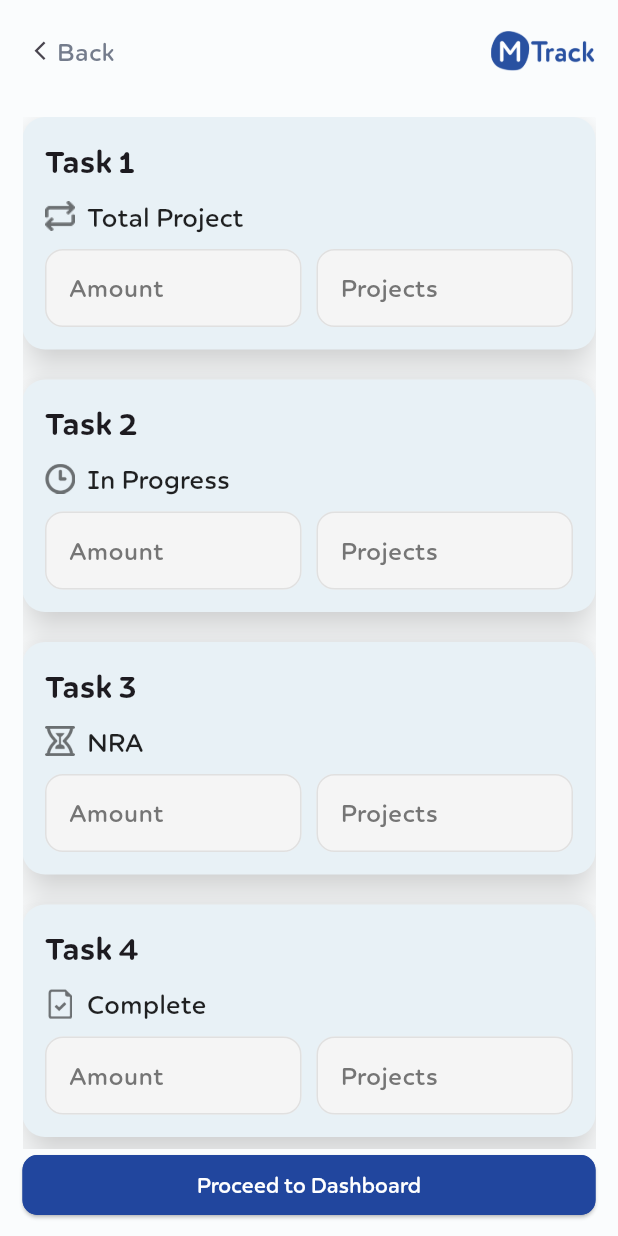
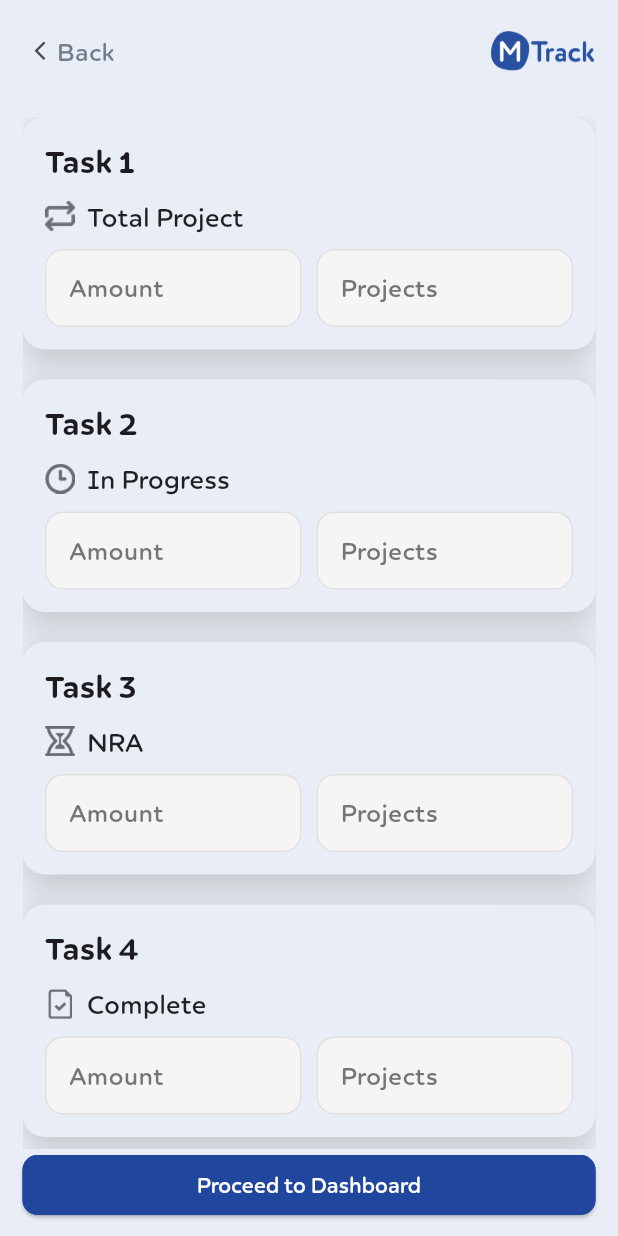
Before and after one commit to MTS-Services/Task-Management, a Flutter app: the TaskAddScreen screen opened directly, on a phone screen of 412 x 824 dp. Run offline on Flutter 3.47's test engine with Material 3 defaults, Android fonts, the phone set to English and light mode, and no system bars; our stand-ins replace date_picker_timeline, firebase_auth, firebase_core, firebase_database, fl_chart, flutter_otp_text_field and 7 more; accounts and stored records are empty; network calls fail.

```diff
--- a/lib/domain/entities/asset_path.dart
+++ b/lib/domain/entities/asset_path.dart
@@ -37,16 +37,16 @@ static const String basePathmImage ="assets/images";
 static const String basePathImage ="$basePathmImage/mLogo.png";
 
   static const String basePathList="assets/images";
-  static const String basePathListImage ="$basePathmImage/line-md_list-3 1.png";
+  static const String basePathListImage ="$basePathmImage/line-md_list-3.png";
 
   static const String basePathDocFile="assets/images";
-  static const String basePathDocFileImage ="$basePathmImage/akar-icons_file 1.png";
+  static const String basePathDocFileImage ="$basePathmImage/akar-icons_file.png";
 
   static const String basePathSend="assets/images";
-  static const String basePathSendImage ="$basePathmImage/arcticons_telegram 1.png";
+  static const String basePathSendImage ="$basePathmImage/arcticons_telegram.png";
 
   static const String basePathAvatar="assets/images";
-  static const String basePathAvatarImage ="$basePathmImage/radix-icons_avatar 1.png";
+  static const String basePathAvatarImage ="$basePathmImage/radix-icons_avatar.png";
 
 
 
--- a/lib/domain/entities/color.dart
+++ b/lib/domain/entities/color.dart
@@ -10,13 +10,14 @@ class RColors {
   static const Color errorColors= Color(0xffFE9F99); //1
   static const Color snackBarColorR= Color(0xffFF6157); //1
   static const Color snackBarColorS= Color(0xff61C877); //1
+
   static const Color blackButtonColor2 = Color(0xff2A4FA1);//2
 
 
 
 
 
-  static const Color bgColorColorS= Color(0xfffafcfd); //1
+  static const Color bgColorColorS= Color(0xffe8edf6); //1
 
 
 
--- a/lib/presentation/pages/screen/DashBoard/dash_board.dart
+++ b/lib/presentation/pages/screen/DashBoard/dash_board.dart
@@ -6,8 +6,6 @@ import 'package:maktrack/presentation/widgets/project_container.dart';
 import 'package:maktrack/presentation/widgets/text_widget.dart';
 import 'package:maktrack/presentation/widgets/top_bar_widget.dart';
 import 'package:maktrack/presentation/widgets/total_container.dart';
-
-import '../ProjectDetails/project_details.dart';
 
 class DashBoard extends StatelessWidget {
   const DashBoard({super.key});
@@ -89,7 +87,6 @@ class DashBoard extends StatelessWidget {
         return shouldPop; // Return true or false based on the user's choice
       },
       child: Scaffold(
-        backgroundColor: Color(0xfffafcfd),
         body: SingleChildScrollView(
           child: SafeArea(
             child: Column(
--- a/lib/presentation/pages/screen/Single Project Details/single_project_details.dart
+++ b/lib/presentation/pages/screen/Single Project Details/single_project_details.dart
@@ -13,7 +13,7 @@ class SingleProjectDetails extends StatelessWidget {
 
   @override
   Widget build(BuildContext context) {
-    String? progressPercentage;
+    String? progressPercentage ;
     String selectedUpdateOption = '';
     String selectedUpdateComment = '';
     return Scaffold(
@@ -109,8 +109,7 @@ class SingleProjectDetails extends StatelessWidget {
               SizedBox(height: 10),
               DateSelector(),
               SizedBox(height: 10),
-              ProjectUpdateBar(),
-            ],
+ProjectUpdateBar() ,           ],
           ),
         ),
       ),
--- a/lib/presentation/pages/screen/schedule_add_task_screen/add_task_schedule_screen.dart
+++ b/lib/presentation/pages/screen/schedule_add_task_screen/add_task_schedule_screen.dart
@@ -5,7 +5,7 @@ import 'package:intl/intl.dart';
 import 'widgets/add_task_text_field_custom_widget.dart';
 
 class AddTaskScheduleScreen extends StatefulWidget {
-  const AddTaskScheduleScreen({super.key, required DateTime selectedDate});
+  const AddTaskScheduleScreen({super.key});
 
   @override
   State<AddTaskScheduleScreen> createState() => _AddTaskScheduleScreenState();
@@ -37,6 +37,7 @@ class _AddTaskScheduleScreenState extends State<AddTaskScheduleScreen> {
                     ),
               ),
               AddTaskTextFieldCustomWidget(),
+
             ],
           ),
         ),
--- a/lib/presentation/pages/screen/task_add_screen.dart
+++ b/lib/presentation/pages/screen/task_add_screen.dart
@@ -85,12 +85,11 @@ class _TaskAddScreenState extends State<TaskAddScreen> {
                   itemCount: tasks.length,
                   itemBuilder: (context, index) {
                     return Card(
-
                       margin: const EdgeInsets.only(bottom: 20),
                       shape: RoundedRectangleBorder(
                         borderRadius: BorderRadius.circular(15),
                       ),
-                      color: Color(0xffe8f1f6),
+                      color: RColors.bgColorColorS,
                       elevation: 10,
                       shadowColor: Colors.grey.shade50,
                       child: Padding(
--- a/lib/presentation/state_managment/task_controller.dart
+++ b/lib/presentation/state_managment/task_controller.dart
@@ -1,7 +1,6 @@
 import 'package:get/get.dart';
 import 'package:maktrack/database/database_helper.dart';
 import 'package:maktrack/model/task.dart';
-
 
 class TaskController extends GetxController {
   @override
--- a/pubspec.yaml
+++ b/pubspec.yaml
@@ -38,7 +38,6 @@ dependencies:
   firebase_database: ^11.3.4
 
   flutter_staggered_animations: ^1.1.1
-  curved_navigation_bar: ^1.0.6
 
 
 
```
Also changed, not shown: lib/m-track.dart (+5 -9 lines), lib/presentation/pages/auth/sing_in_screen.dart (+3 -4 lines), lib/presentation/pages/screen/ProjectDetails/project_details.dart (+6 -12 lines), lib/presentation/pages/screen/bottom_navigation_bar_screen/bottom_nav_bar.dart (+9 -23 lines), lib/presentation/pages/screen/schedule_add_task_screen/widgets/add_task_text_field_custom_widget.dart (+9 -3 lines), lib/presentation/pages/screen/schedule_screen/schedule_screen.dart (+14 -14 lines), lib/presentation/state_managment/bottom_controller.dart (+2 -5 lines), lib/presentation/widgets/project_tab_card.dart (+0 -7 lines), assets/images/akar-icons_file 1.png (deleted), assets/images/arcticons_telegram 1.png (deleted), assets/images/line-md_list-3 1.png (deleted), assets/images/radix-icons_avatar 1.png (deleted), pubspec.lock.
